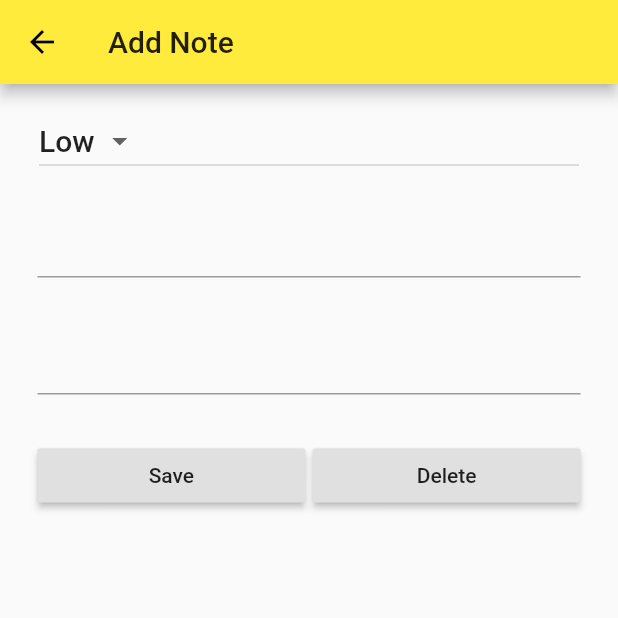
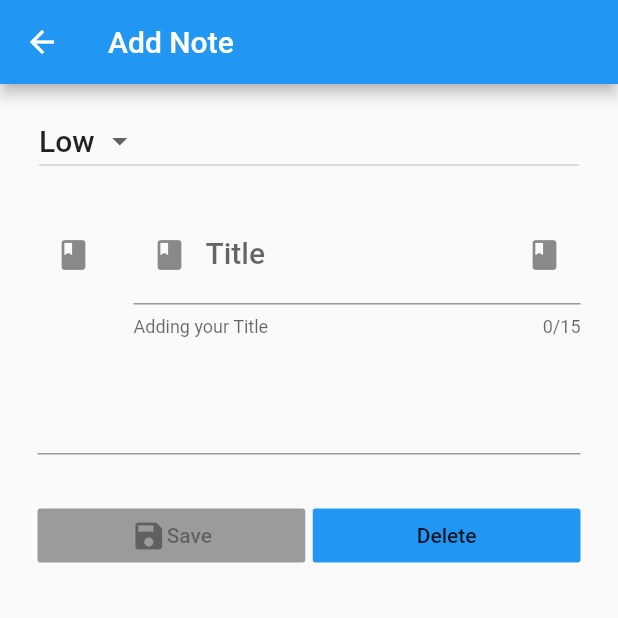
Before and after one commit to cerberodev/todo_sqflite, a Flutter app: the screen it shows after launch, after a tap on the "add" icon, on a phone screen of 412 x 824 dp, the top half of it. Run offline on Flutter 3.47's test engine with Material 2 defaults, Android fonts, the phone set to English and light mode, and no system bars; our stand-ins replace sqflite; accounts and stored records are empty.

Commit message:
Finished App

```diff
--- a/lib/main.dart
+++ b/lib/main.dart
@@ -9,9 +9,9 @@ class MyApp extends StatelessWidget {
     return MaterialApp(
       debugShowCheckedModeBanner: false,
       theme: ThemeData(
-        accentColor: Colors.yellow,
+        accentColor: Colors.blue,
         brightness: Brightness.light,
-        primaryColor: Colors.yellow,
+        primaryColor: Colors.blue,
       ),
       darkTheme: ThemeData(
         brightness: Brightness.dark,
--- a/lib/screens/note_detail.dart
+++ b/lib/screens/note_detail.dart
@@ -22,11 +22,28 @@ class NoteDetailState extends State<NoteDetail> {
 
   String appBarTitle;
   Note note;
-
+  GlobalKey<FormState> _key = GlobalKey<FormState>();
   TextEditingController titleController = TextEditingController();
   TextEditingController descriptionController = TextEditingController();
+  bool _enabled = false;
+  NoteDetailState(this.note, this.appBarTitle);
+  @override
+  void initState() {
+    super.initState();
+    titleController.addListener(() {
+      !titleController.text.isEmpty && descriptionController.text.isNotEmpty
+          ? _enabled = true
+          : _enabled = false;
+      setState(() {});
+    });
 
-  NoteDetailState(this.note, this.appBarTitle);
+    descriptionController.addListener(() {
+      !descriptionController.text.isEmpty && titleController.text.isNotEmpty
+          ? _enabled = true
+          : _enabled = false;
+      setState(() {});
+    });
+  }
 
   @override
   Widget build(BuildContext context) {
@@ -49,7 +66,9 @@ class NoteDetailState extends State<NoteDetail> {
             },
           ),
         ),
-        body: Padding(
+        body: Form(
+          key: _key,
+          child: Padding(
             padding: EdgeInsets.all(10),
             child: ListView(
               children: [
@@ -73,18 +92,43 @@ class NoteDetailState extends State<NoteDetail> {
                 ),
                 Padding(
                   padding: EdgeInsets.all(15),
-                child: TextField(
+                  child: TextFormField(
+                    validator: (String value) {
+                      return value.isEmpty
+                          ? 'Do not completed Title: Text Form Field.'
+                          : null;
+                    },
                     controller: titleController,
                     style: textStyle,
                     onChanged: (value) {
                       debugPrint('Changed in Title of text field');
                       updateTitle();
                     },
+                    decoration: InputDecoration(
+                      labelText: 'Title',
+                      suffixIcon: Padding(
+                        padding: EdgeInsets.all(5),
+                        child: Icon(Icons.book),
+                      ),
+                      icon: IconButton(
+                        icon: Icon(Icons.book),
+                        onPressed: () {},
+                        tooltip: 'Text',
+                      ),
+                      prefixIcon: Icon(Icons.book),
+                      helperText: 'Adding your Title',
+                    ),
+                    maxLength: 15,
                   ),
                 ),
                 Padding(
                   padding: EdgeInsets.all(15),
-                child: TextField(
+                  child: TextFormField(
+                    validator: (String value) {
+                      return value.isEmpty
+                          ? 'Do not completed Description Text Form Field.'
+                          : null;
+                    },
                     controller: descriptionController,
                     style: textStyle,
                     onChanged: (value) {
@@ -99,20 +143,29 @@ class NoteDetailState extends State<NoteDetail> {
                     children: [
                       Expanded(
                         child: RaisedButton(
-                        child: Text('Save'),
-                        onPressed: () {
+                          child: Row(
+                            mainAxisAlignment: MainAxisAlignment.center,
+                            children: [
+                              Icon(Icons.save),
+                              Text('Save'),
+                            ],
+                          ),
+                          onPressed: _enabled
+                              ? () {
                                   setState(() {
                                     debugPrint('OnPressed Save Raised Button');
                                     _save();
                                   });
-                        },
+                                }
+                              : null,
                         ),
                       ),
                       SizedBox(
                         width: 5,
                       ),
                       Expanded(
-                      child: RaisedButton(
+                        child: FlatButton(
+                          color: Colors.blue,
                           child: Text('Delete'),
                           onPressed: () {
                             setState(() {
@@ -126,6 +179,7 @@ class NoteDetailState extends State<NoteDetail> {
                   ),
                 ),
               ],
+            ),
           ),
         ),
       ),
@@ -169,6 +223,10 @@ class NoteDetailState extends State<NoteDetail> {
   }
 
   void _save() async {
+    if (!_key.currentState.validate()) {
+      return;
+    }
+
     moveToLastScreen();
 
     note.date = DateFormat.yMMMd().format(DateTime.now());
```
Lines whose indentation alone changed are shown as unchanged.
